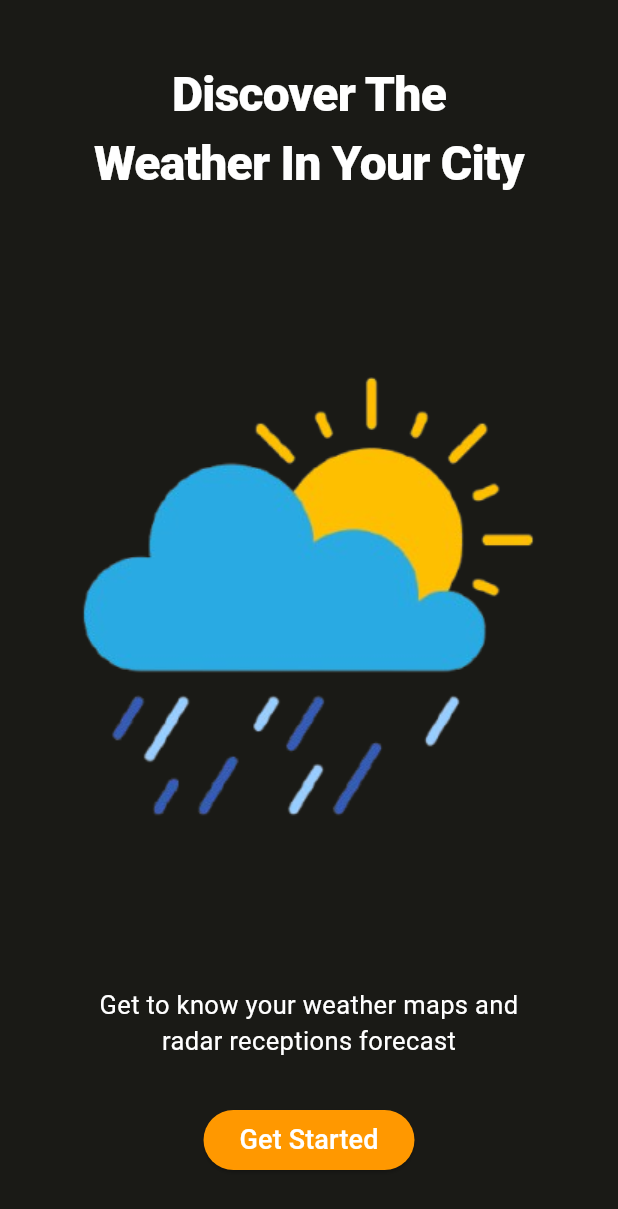
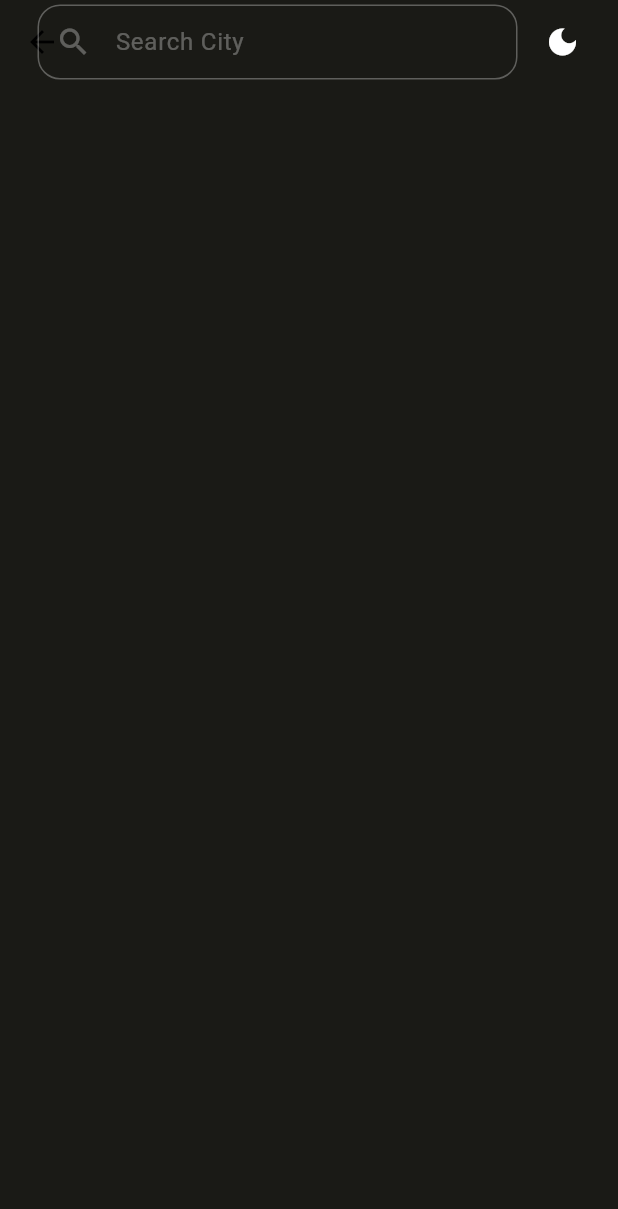
Before and after one commit to Usman-bin-Khalid/Weather-App-With-API, a Flutter app: the SplashScreen screen opened directly, after a tap on "Get Started", on a phone screen of 412 x 824 dp. Shown: the top 1209 px of the screen. Run offline on Flutter 3.47's test engine with Material 3 defaults, Android fonts, the phone set to English and light mode, and no system bars; our stand-ins replace flutter_riverpod.

Commit message:
Toggle Theme Functionality Implemented on HomeScreen

```diff
--- a/lib/View/home_screen.dart
+++ b/lib/View/home_screen.dart
@@ -0,0 +1,69 @@
+import 'package:flutter/material.dart';
+import 'package:flutter_riverpod/flutter_riverpod.dart';
+import 'package:weather_app/Provider/theme_provider.dart';
+
+class WeatherAppHomeScreen extends ConsumerStatefulWidget {
+  const WeatherAppHomeScreen({super.key});
+
+  @override
+  ConsumerState<WeatherAppHomeScreen> createState() =>
+      _WeatherAppHomeScreenState();
+}
+
+class _WeatherAppHomeScreenState extends ConsumerState<WeatherAppHomeScreen> {
+  @override
+  Widget build(BuildContext context) {
+    final themeMode = ref.watch(themeNotifierProvider);
+    final notifier = ref.read(themeNotifierProvider.notifier);
+    final isDark = themeMode == ThemeMode.dark;
+    return Scaffold(
+      backgroundColor: Theme.of(context).primaryColor,
+      appBar: AppBar(
+        backgroundColor: Theme.of(context).primaryColor,
+        actions: [
+          SizedBox(width: 25),
+          SizedBox(
+            width: 320,
+            height: 50,
+            child: TextField(
+              decoration: InputDecoration(
+                labelText: 'Search City',
+                prefixIcon: Icon(
+                  Icons.search,
+                  color: Theme.of(context).colorScheme.surface,
+                ),
+                labelStyle: TextStyle(
+                  color: Theme.of(context).colorScheme.surface,
+                ),
+                enabledBorder: OutlineInputBorder(
+                  borderRadius: BorderRadius.circular(15),
+                  borderSide: BorderSide(
+                    color: Theme.of(context).colorScheme.surface,
+                  ),
+                ),
+                focusedBorder: OutlineInputBorder(
+                  borderRadius: BorderRadius.circular(15),
+                  borderSide: BorderSide(
+                    color: Theme.of(context).colorScheme.surface,
+                  ),
+                ),
+              ),
+            ),
+          ),
+          Spacer(),
+          GestureDetector(
+            onTap: () {
+              notifier.toggleTheme();
+            },
+            child: Icon(
+              isDark ? Icons.light_mode : Icons.dark_mode,
+              color: isDark ? Colors.black : Colors.white,
+            ),
+          ),
+
+          SizedBox(width: 25),
+        ],
+      ),
+    );
+  }
+}
--- a/lib/View/splash_screen.dart
+++ b/lib/View/splash_screen.dart
@@ -1,4 +1,7 @@
+import 'dart:async';
+
 import 'package:flutter/material.dart';
+import 'package:weather_app/View/home_screen.dart';
 
 class SplashScreen extends StatefulWidget {
   const SplashScreen({super.key});
@@ -8,6 +11,28 @@ class SplashScreen extends StatefulWidget {
 }
 
 class _SplashScreenState extends State<SplashScreen> {
+  late Timer _timer;
+
+  @override
+  void initState() {
+    _timer = Timer(Duration(seconds: 3), () {
+      // Check if the widget if still mounted before Navigating
+      if (mounted) {
+        Navigator.pushReplacement(
+          context,
+          MaterialPageRoute(builder: (context) => WeatherAppHomeScreen()),
+        );
+      }
+    });
+    super.initState();
+  }
+
+  @override
+  void dispose() {
+    _timer.cancel();
+    super.dispose();
+  }
+
   @override
   Widget build(BuildContext context) {
     return Scaffold(
@@ -55,7 +80,15 @@ class _SplashScreenState extends State<SplashScreen> {
                       borderRadius: BorderRadius.circular(20),
                     ),
                   ),
-                  onPressed: () {},
+                  onPressed: () {
+                    _timer.cancel();
+                    Navigator.pushReplacement(
+                      context,
+                      MaterialPageRoute(
+                        builder: (context) => WeatherAppHomeScreen(),
+                      ),
+                    );
+                  },
                   child: Text(
                     "Get Started",
                     style: TextStyle(
```
